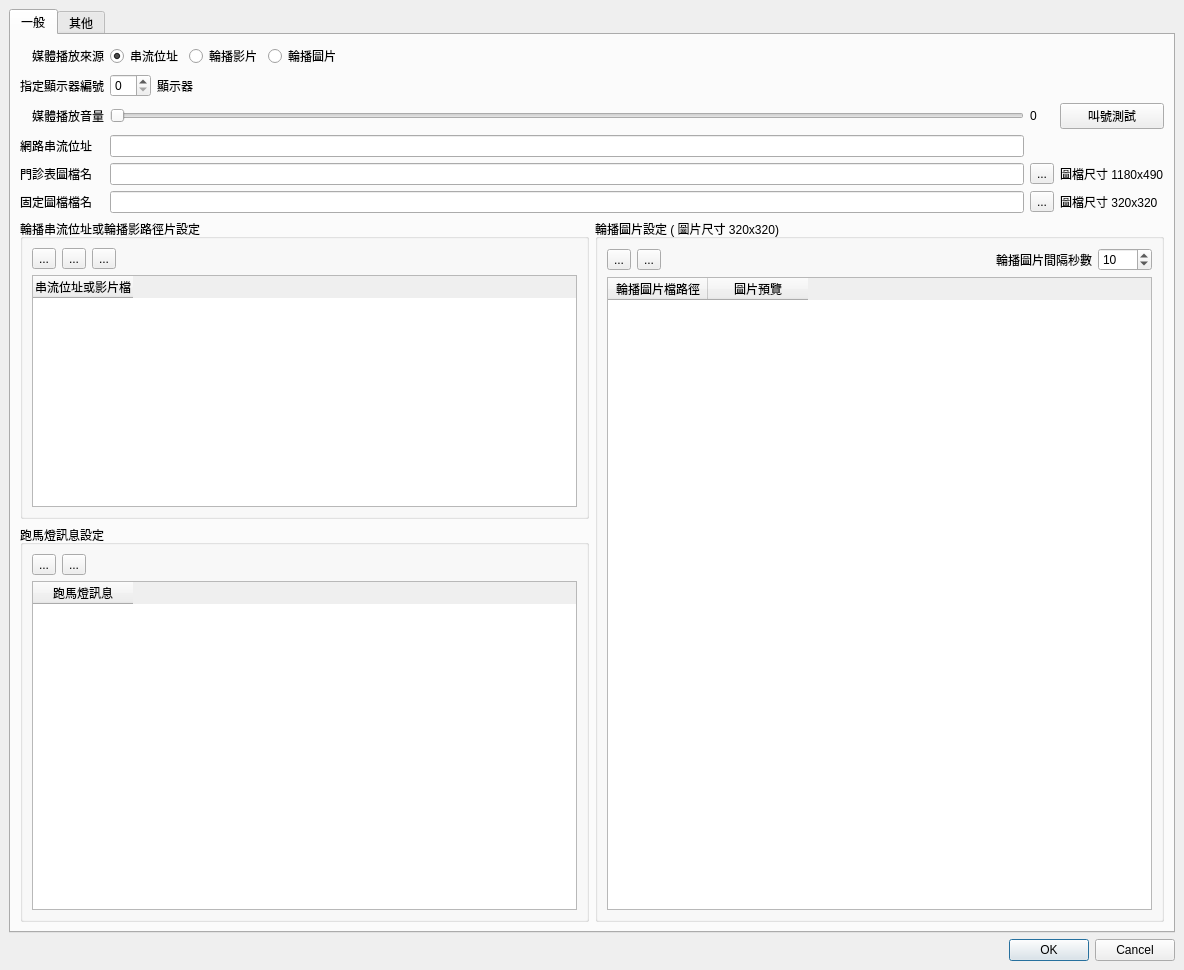
Qt form ui/dialog_bulletin_settings.ui (picacat/pymedical) before a commit.
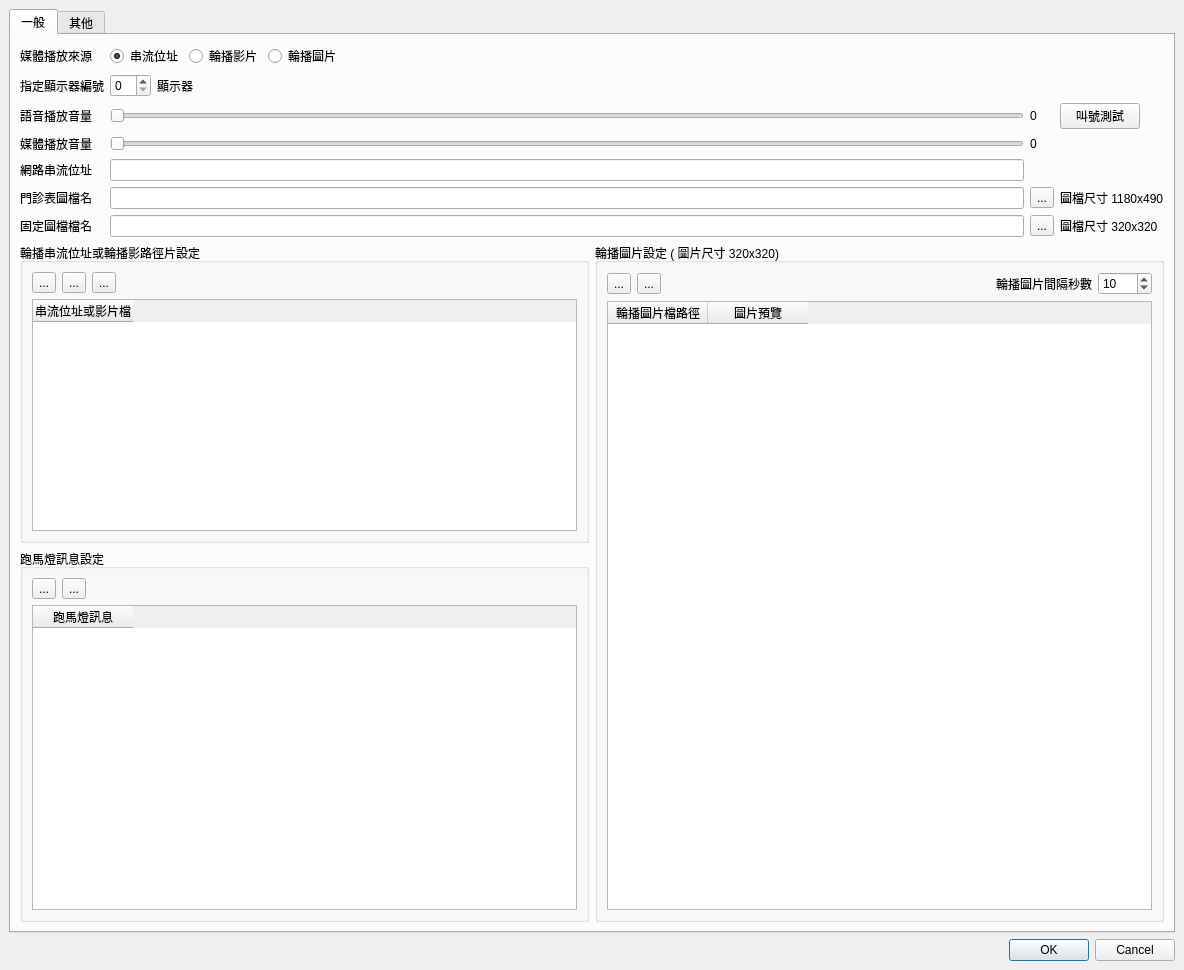
The same form after that commit. Icons and pictures are not drawn.

Patch:
```diff
--- a/ui/dialog_bulletin_settings.ui
+++ b/ui/dialog_bulletin_settings.ui
@@ -50,45 +50,82 @@
       <layout class="QVBoxLayout" name="verticalLayout_7">
        <item>
         <layout class="QGridLayout" name="gridLayout_2">
+         <item row="6" column="4">
+          <widget class="QLabel" name="label_9">
+           <property name="text">
+            <string>圖檔尺寸 320x320</string>
+           </property>
+          </widget>
+         </item>
+         <item row="1" column="0">
+          <widget class="QLabel" name="label_2">
+           <property name="sizePolicy">
+            <sizepolicy hsizetype="Fixed" vsizetype="Preferred">
+             <horstretch>0</horstretch>
+             <verstretch>0</verstretch>
+            </sizepolicy>
+           </property>
+           <property name="text">
+            <string>指定顯示器編號</string>
+           </property>
+           <property name="alignment">
+            <set>Qt::AlignRight|Qt::AlignTrailing|Qt::AlignVCenter</set>
+           </property>
+          </widget>
+         </item>
          <item row="2" column="3">
+          <widget class="QLabel" name="label_voice_volume">
+           <property name="text">
+            <string>0</string>
+           </property>
+          </widget>
+         </item>
+         <item row="2" column="4">
           <widget class="QPushButton" name="pushButton_speak_test">
+           <property name="sizePolicy">
+            <sizepolicy hsizetype="Fixed" vsizetype="Fixed">
+             <horstretch>0</horstretch>
+             <verstretch>0</verstretch>
+            </sizepolicy>
+           </property>
            <property name="text">
             <string>叫號測試</string>
            </property>
           </widget>
          </item>
+         <item row="3" column="0">
+          <widget class="QLabel" name="label_5">
+           <property name="sizePolicy">
+            <sizepolicy hsizetype="Fixed" vsizetype="Preferred">
+             <horstretch>0</horstretch>
+             <verstretch>0</verstretch>
+            </sizepolicy>
+           </property>
+           <property name="text">
+            <string>媒體播放音量</string>
+           </property>
+           <property name="alignment">
+            <set>Qt::AlignRight|Qt::AlignTrailing|Qt::AlignVCenter</set>
+           </property>
+          </widget>
+         </item>
          <item row="4" column="0">
-          <widget class="QLabel" name="label_7">
+          <widget class="QLabel" name="label_4">
+           <property name="sizePolicy">
+            <sizepolicy hsizetype="Fixed" vsizetype="Preferred">
+             <horstretch>0</horstretch>
+             <verstretch>0</verstretch>
+            </sizepolicy>
+           </property>
            <property name="text">
-            <string>門診表圖檔名</string>
+            <string>網路串流位址</string>
            </property>
            <property name="alignment">
-            <set>Qt::AlignLeading|Qt::AlignLeft|Qt::AlignVCenter</set>
+            <set>Qt::AlignRight|Qt::AlignTrailing|Qt::AlignVCenter</set>
            </property>
           </widget>
          </item>
-         <item row="4" column="3">
-          <widget class="QLabel" name="label">
-           <property name="text">
-            <string>圖檔尺寸 1180x490</string>
-           </property>
-          </widget>
-         </item>
-         <item row="4" column="2">
-          <widget class="QToolButton" name="toolButton_open_schedule_file">
-           <property name="text">
-            <string>...</string>
-           </property>
-           <property name="icon">
-            <iconset>
-             <normaloff>../icons/document-open-folder.png</normaloff>../icons/document-open-folder.png</iconset>
-           </property>
-          </widget>
-         </item>
-         <item row="5" column="1">
-          <widget class="QLineEdit" name="lineEdit_fixed_image"/>
-         </item>
-         <item row="5" column="2">
+         <item row="6" column="3">
           <widget class="QToolButton" name="toolButton_open_fixed_image">
            <property name="text">
             <string>...</string>
@@ -99,27 +136,131 @@
            </property>
           </widget>
          </item>
-         <item row="2" column="2">
-          <widget class="QLabel" name="label_volume">
+         <item row="3" column="3">
+          <widget class="QLabel" name="label_media_volume">
            <property name="text">
             <string>0</string>
            </property>
           </widget>
          </item>
-         <item row="3" column="1">
-          <widget class="QLineEdit" name="lineEdit_media_path"/>
-         </item>
-         <item row="5" column="0">
+         <item row="6" column="0">
           <widget class="QLabel" name="label_8">
+           <property name="sizePolicy">
+            <sizepolicy hsizetype="Fixed" vsizetype="Preferred">
+             <horstretch>0</horstretch>
+             <verstretch>0</verstretch>
+            </sizepolicy>
+           </property>
            <property name="text">
             <string>固定圖檔檔名</string>
            </property>
            <property name="alignment">
-            <set>Qt::AlignLeading|Qt::AlignLeft|Qt::AlignVCenter</set>
+            <set>Qt::AlignRight|Qt::AlignTrailing|Qt::AlignVCenter</set>
            </property>
           </widget>
          </item>
-         <item row="1" column="1">
+         <item row="5" column="3">
+          <widget class="QToolButton" name="toolButton_open_schedule_file">
+           <property name="text">
+            <string>...</string>
+           </property>
+           <property name="icon">
+            <iconset>
+             <normaloff>../icons/document-open-folder.png</normaloff>../icons/document-open-folder.png</iconset>
+           </property>
+          </widget>
+         </item>
+         <item row="2" column="0">
+          <widget class="QLabel" name="label_11">
+           <property name="sizePolicy">
+            <sizepolicy hsizetype="Fixed" vsizetype="Preferred">
+             <horstretch>0</horstretch>
+             <verstretch>0</verstretch>
+            </sizepolicy>
+           </property>
+           <property name="text">
+            <string>語音播放音量</string>
+           </property>
+           <property name="alignment">
+            <set>Qt::AlignRight|Qt::AlignTrailing|Qt::AlignVCenter</set>
+           </property>
+          </widget>
+         </item>
+         <item row="0" column="0">
+          <widget class="QLabel" name="label_6">
+           <property name="sizePolicy">
+            <sizepolicy hsizetype="Fixed" vsizetype="Preferred">
+             <horstretch>0</horstretch>
+             <verstretch>0</verstretch>
+            </sizepolicy>
+           </property>
+           <property name="text">
+            <string>媒體播放來源</string>
+           </property>
+           <property name="alignment">
+            <set>Qt::AlignRight|Qt::AlignTrailing|Qt::AlignVCenter</set>
+           </property>
+          </widget>
+         </item>
+         <item row="5" column="4">
+          <widget class="QLabel" name="label">
+           <property name="text">
+            <string>圖檔尺寸 1180x490</string>
+           </property>
+          </widget>
+         </item>
+         <item row="5" column="0">
+          <widget class="QLabel" name="label_7">
+           <property name="sizePolicy">
+            <sizepolicy hsizetype="Fixed" vsizetype="Preferred">
+             <horstretch>0</horstretch>
+             <verstretch>0</verstretch>
+            </sizepolicy>
+           </property>
+           <property name="text">
+            <string>門診表圖檔名</string>
+           </property>
+           <property name="alignment">
+            <set>Qt::AlignRight|Qt::AlignTrailing|Qt::AlignVCenter</set>
+           </property>
+          </widget>
+         </item>
+         <item row="2" column="1" colspan="2">
+          <widget class="QSlider" name="horizontalSlider_voice_volume">
+           <property name="maximum">
+            <number>100</number>
+           </property>
+           <property name="value">
+            <number>0</number>
+           </property>
+           <property name="orientation">
+            <enum>Qt::Horizontal</enum>
+           </property>
+          </widget>
+         </item>
+         <item row="3" column="1" colspan="2">
+          <widget class="QSlider" name="horizontalSlider_media_volume">
+           <property name="maximum">
+            <number>100</number>
+           </property>
+           <property name="value">
+            <number>0</number>
+           </property>
+           <property name="orientation">
+            <enum>Qt::Horizontal</enum>
+           </property>
+          </widget>
+         </item>
+         <item row="4" column="1" colspan="2">
+          <widget class="QLineEdit" name="lineEdit_media_path"/>
+         </item>
+         <item row="5" column="1" colspan="2">
+          <widget class="QLineEdit" name="lineEdit_schedule_file_path"/>
+         </item>
+         <item row="6" column="1" colspan="2">
+          <widget class="QLineEdit" name="lineEdit_fixed_image"/>
+         </item>
+         <item row="1" column="1" colspan="2">
           <layout class="QHBoxLayout" name="horizontalLayout_3">
            <item>
             <widget class="QSpinBox" name="spinBox_monitor"/>
@@ -146,70 +287,7 @@
            </item>
           </layout>
          </item>
-         <item row="1" column="0">
-          <widget class="QLabel" name="label_2">
-           <property name="text">
-            <string>指定顯示器編號</string>
-           </property>
-           <property name="alignment">
-            <set>Qt::AlignRight|Qt::AlignTrailing|Qt::AlignVCenter</set>
-           </property>
-          </widget>
-         </item>
-         <item row="3" column="0">
-          <widget class="QLabel" name="label_4">
-           <property name="text">
-            <string>網路串流位址</string>
-           </property>
-           <property name="alignment">
-            <set>Qt::AlignLeading|Qt::AlignLeft|Qt::AlignVCenter</set>
-           </property>
-          </widget>
-         </item>
-         <item row="2" column="0">
-          <widget class="QLabel" name="label_5">
-           <property name="text">
-            <string>媒體播放音量</string>
-           </property>
-           <property name="alignment">
-            <set>Qt::AlignRight|Qt::AlignTrailing|Qt::AlignVCenter</set>
-           </property>
-          </widget>
-         </item>
-         <item row="2" column="1">
-          <widget class="QSlider" name="horizontalSlider_volume">
-           <property name="maximum">
-            <number>100</number>
-           </property>
-           <property name="value">
-            <number>0</number>
-           </property>
-           <property name="orientation">
-            <enum>Qt::Horizontal</enum>
-           </property>
-          </widget>
-         </item>
-         <item row="5" column="3">
-          <widget class="QLabel" name="label_9">
-           <property name="text">
-            <string>圖檔尺寸 320x320</string>
-           </property>
-          </widget>
-         </item>
-         <item row="4" column="1">
-          <widget class="QLineEdit" name="lineEdit_schedule_file_path"/>
-         </item>
-         <item row="0" column="0">
-          <widget class="QLabel" name="label_6">
-           <property name="text">
-            <string>媒體播放來源</string>
-           </property>
-           <property name="alignment">
-            <set>Qt::AlignRight|Qt::AlignTrailing|Qt::AlignVCenter</set>
-           </property>
-          </widget>
-         </item>
-         <item row="0" column="1">
+         <item row="0" column="1" colspan="2">
           <layout class="QHBoxLayout" name="horizontalLayout_6">
            <item>
             <widget class="QRadioButton" name="radioButton_video_stream">
```
